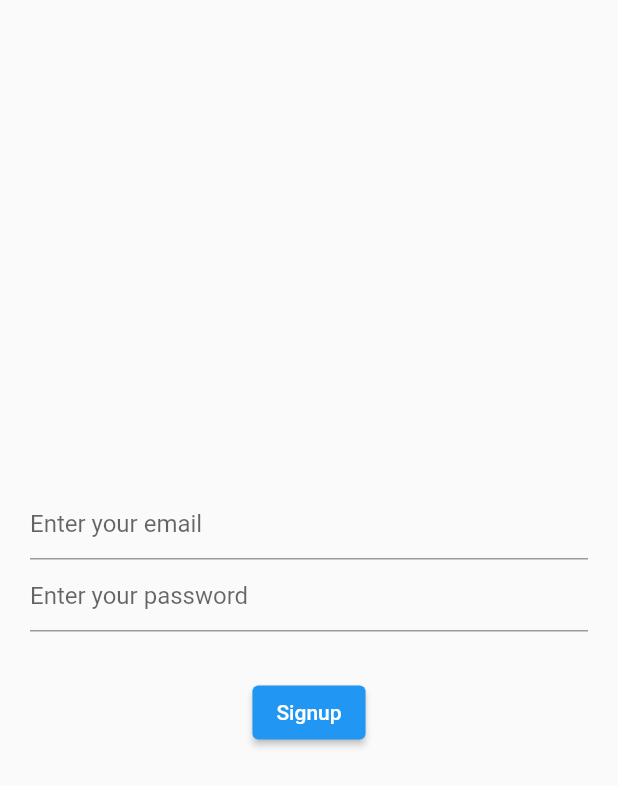
After one commit to natyyG/Firebase_flutter_Auth, a Flutter app: the screen it shows after launch, after a tap on "Signup", on a phone screen of 412 x 824 dp. The commit adds this screen. Shown: the top 786 px of the screen. Run offline on Flutter 3.47's test engine with Material 2 defaults, Android fonts, the phone set to English and light mode, and no system bars; our stand-ins replace firebase_auth, firebase_core; accounts and stored records are empty; network calls fail.

Commit message:
implement signup using email and password

```diff
--- a/lib/login.dart
+++ b/lib/login.dart
@@ -1,5 +1,3 @@
-import 'dart:js';
-
 import 'package:flutter/material.dart';
 import 'package:firebase_auth/firebase_auth.dart';
 import 'package:firebase_core/firebase_core.dart';
--- a/lib/main.dart
+++ b/lib/main.dart
@@ -2,6 +2,7 @@ import 'package:flutter/material.dart';
 import 'package:firebase_auth/firebase_auth.dart';
 import 'package:firebase_core/firebase_core.dart';
 import 'package:flutter_firebase_authproj/login.dart';
+import 'package:flutter_firebase_authproj/signup_screen.dart';
 import 'package:flutter_firebase_authproj/sucess_screen.dart';
 import 'firebase_options.dart';
 
@@ -56,7 +57,7 @@ class _MyHomePageState extends State<MyHomePage> {
           } else if (snapshot.hasData) {
             return SucessWidget();
           } else {
-            return LoginWidget();
+            return SignUpWidget();
           }
         });
   }
--- /dev/null
+++ b/lib/signup_screen.dart
@@ -0,0 +1,51 @@
+import 'package:firebase_auth/firebase_auth.dart';
+import 'package:flutter/src/widgets/framework.dart';
+import 'package:flutter/src/widgets/placeholder.dart';
+import 'package:flutter/material.dart';
+
+class SignUpWidget extends StatefulWidget {
+  const SignUpWidget({super.key});
+
+  @override
+  State<SignUpWidget> createState() => _SignUpWidgetState();
+}
+
+class _SignUpWidgetState extends State<SignUpWidget> {
+  final emailController = TextEditingController();
+  final passwordController = TextEditingController();
+  @override
+  Widget build(BuildContext context) {
+    return Scaffold(
+        body: Padding(
+      padding: const EdgeInsets.all(20.0),
+      child: Column(
+        mainAxisAlignment: MainAxisAlignment.center,
+        children: [
+          TextField(
+            controller: emailController,
+            textInputAction: TextInputAction.next,
+            decoration: InputDecoration(hintText: "Enter your email"),
+          ),
+          TextField(
+            controller: passwordController,
+            textInputAction: TextInputAction.next,
+            decoration: InputDecoration(hintText: "Enter your password"),
+          ),
+          SizedBox(height: 30),
+          ElevatedButton(onPressed: signup, child: Text("Signup"))
+        ],
+      ),
+    ));
+  }
+
+  Future signup() async {
+    try {
+      await FirebaseAuth.instance.createUserWithEmailAndPassword(
+        email: emailController.text.trim(),
+        password: passwordController.text.trim(),
+      );
+    } on FirebaseAuthException catch (e) {
+      print(e);
+    }
+  }
+}
```
